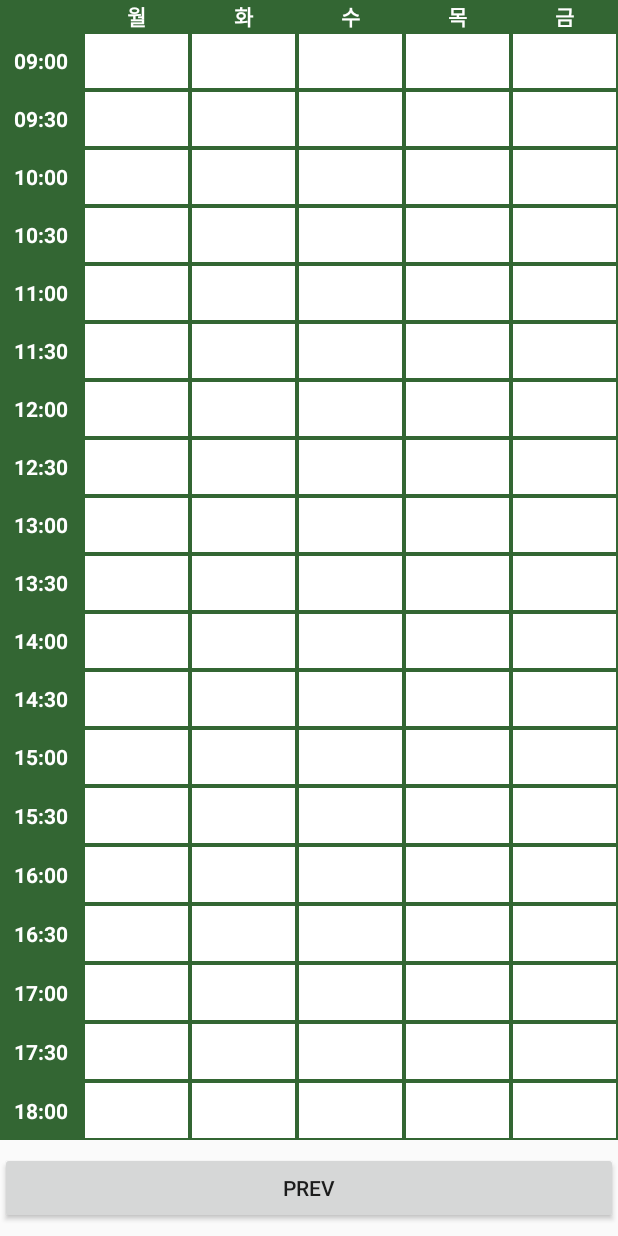
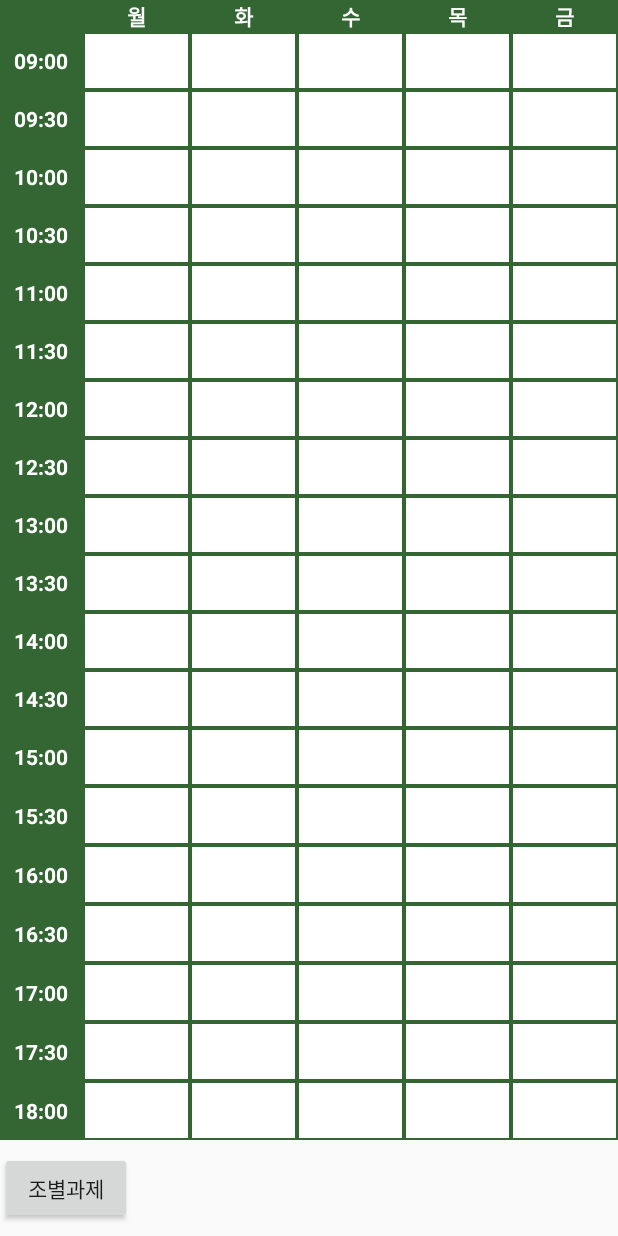
Before and after one commit to seungba/androidCrolling_intent, an Android app: the SubActivity screen opened directly, with no data from a screen before it, on a phone screen of 412 x 824 dp. Run offline under Robolectric (Android 15) with nearby library versions, the phone set to English and light mode, and no system bars; our stand-ins replace Firebase (no records; nobody signed in at launch, a user with empty details on screens opened directly); 2 statements that could not run were skipped.

Commit message:
Group.java(activity_group.xml)  : 조별과제 창입니다. 버튼(조별과제추가) 누르면 다이얼로그 버튼 뜨고  조장, 조원, 취소 버튼 (SubActitivy에서 groupBtn으로 인텐트해서 들어옵니다.)
 조장 -> 조별과제를 진행하는 과목명을 입력 -> (과목명을 리스트 뷰의 이름으로 지정하고 생성) -> (Firebase 내에서는 Group 테이블 내에서 새로운 데이터가 생성,키값도 생성, 키값은 조원들을 초대하는데 사용된다.)

 조원 -> 조장에게 받은 키값을 editText에 입력하면 (조별과제에 들어갈 수 있다.)
 (혹시 Group.java파일 이름 GroupActivity로 변경할 수 있으면 해주십시오)

 Firebase.java
 : Firebase 데이터베이스 관리하는 클래스
 (Firebase 데이터베이스 내에는 크게 2가지 테이블이 있다.
  group 테이블 -> 조별과제 추가 다이얼로그에서 조장으로 들어가면 추가 가능하다.
                 다이얼로그에서 조원으로 들어가서 멤버를 추가할 수 있다.
  user 테이블 -> 처음 로그인시에 크롤링한 데이터를 값으로 user 테이블에 멤버를 추가한다. (group추가시에 데이터는 user테이블에서 들고온다)

```diff
--- a/app/build.gradle
+++ b/app/build.gradle
@@ -28,6 +28,7 @@ dependencies {
     androidTestImplementation 'com.android.support.test:runner:1.0.2'
     androidTestImplementation 'com.android.support.test.espresso:espresso-core:3.0.2'
     implementation files('libs/jsoup-1.11.2.jar')
+    implementation 'com.android.support:design:27.1.1'
 }
 
 apply plugin: 'com.google.gms.google-services'
--- a/app/src/main/AndroidManifest.xml
+++ b/app/src/main/AndroidManifest.xml
@@ -18,7 +18,8 @@
                 <category android:name="android.intent.category.LAUNCHER" />
             </intent-filter>
         </activity>
-        <activity android:name=".SubActivity"></activity>
+        <activity android:name=".SubActivity" />
+        <activity android:name=".Group"></activity>
     </application>
 
 </manifest>
--- a/app/src/main/java/com/example/a0104/crolling/SubActivity.java
+++ b/app/src/main/java/com/example/a0104/crolling/SubActivity.java
@@ -16,18 +16,19 @@ import com.google.firebase.database.ValueEventListener;
 public class SubActivity extends AppCompatActivity {
 
     String [][] timeTable;
-    Button btn_prev;
+    Button groupBtn;
 
     @Override
     protected void onCreate(Bundle savedInstanceState) {
         Log.d("Sub","onCreate 호출");
         super.onCreate(savedInstanceState);
         setContentView(R.layout.activity_sub);
-        btn_prev = findViewById(R.id.btn_prev); //검색
-        btn_prev.setOnClickListener(new View.OnClickListener() {
+        groupBtn = findViewById(R.id.groupBtn); //검색
+        groupBtn.setOnClickListener(new View.OnClickListener() {
             @Override //이벤트 감지자 등록
             public void onClick(View v) {
-
+                Intent intent = new Intent(SubActivity.this, Group.class);
+                startActivity(intent);
             }
         });
 
--- a/app/src/main/res/layout/activity_main.xml
+++ b/app/src/main/res/layout/activity_main.xml
@@ -1,6 +1,5 @@
 <?xml version="1.0" encoding="utf-8"?>
 <RelativeLayout xmlns:android="http://schemas.android.com/apk/res/android"
-    xmlns:app="http://schemas.android.com/apk/res-auto"
     xmlns:tools="http://schemas.android.com/tools"
     android:layout_width="match_parent"
     android:layout_height="match_parent"
--- a/app/src/main/res/layout/activity_sub.xml
+++ b/app/src/main/res/layout/activity_sub.xml
@@ -1457,10 +1457,10 @@
         app:layout_constraintBottom_toBottomOf="parent">
 
         <Button
-            android:id="@+id/btn_prev"
-            android:layout_width="match_parent"
+            android:id="@+id/groupBtn"
+            android:layout_width="wrap_content"
             android:layout_height="wrap_content"
-            android:text="prev" />
+            android:text="조별과제" />
 
     </LinearLayout>
 
```
Also changed, not shown: app/src/main/java/com/example/a0104/crolling/Firebase.java (added, +14 -0 lines), app/src/main/java/com/example/a0104/crolling/Group.java (added, +92 -0 lines), app/src/main/res/layout/activity_group.xml (added, +19 -0 lines).
